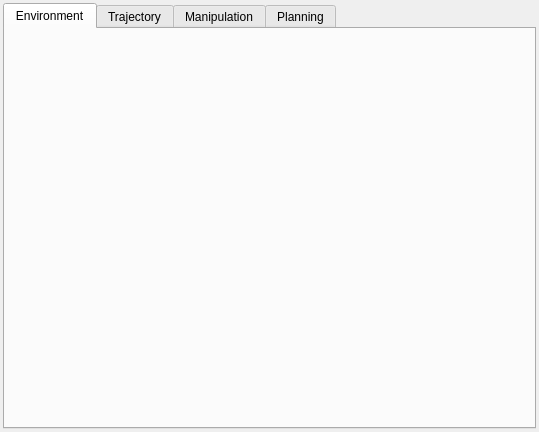
First picture: the form in workbench/include/tesseract_qt/workbench/workbench_widget.ui, repository tesseract-robotics/tesseract_qt, before the edit.
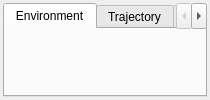
Second picture: the form after the edit. The open tabs and pages were chosen to show the change.

Commit message: Make widgets layouts not constrained

What changed in the file:
```diff
--- a/workbench/include/tesseract_qt/workbench/workbench_widget.ui
+++ b/workbench/include/tesseract_qt/workbench/workbench_widget.ui
@@ -2,18 +2,19 @@
 <ui version="4.0">
  <class>WorkbenchWidget</class>
  <widget class="QWidget" name="WorkbenchWidget">
-  <property name="geometry">
-   <rect>
-    <x>0</x>
-    <y>0</y>
-    <width>539</width>
-    <height>432</height>
-   </rect>
+  <property name="sizePolicy">
+   <sizepolicy hsizetype="Expanding" vsizetype="Expanding">
+    <horstretch>0</horstretch>
+    <verstretch>0</verstretch>
+   </sizepolicy>
   </property>
   <property name="windowTitle">
    <string>Form</string>
   </property>
   <layout class="QVBoxLayout" name="verticalLayout">
+   <property name="sizeConstraint">
+    <enum>QLayout::SetNoConstraint</enum>
+   </property>
    <property name="leftMargin">
     <number>3</number>
    </property>
@@ -32,6 +33,12 @@
       <number>2</number>
      </property>
      <widget class="QWidget" name="environment_tab">
+      <property name="sizePolicy">
+       <sizepolicy hsizetype="Expanding" vsizetype="Expanding">
+        <horstretch>0</horstretch>
+        <verstretch>0</verstretch>
+       </sizepolicy>
+      </property>
       <attribute name="title">
        <string>Environment</string>
       </attribute>
```
Left out of the diff: 20 changed lines with no effect on the pictures. The commit also changes 16 other files.
